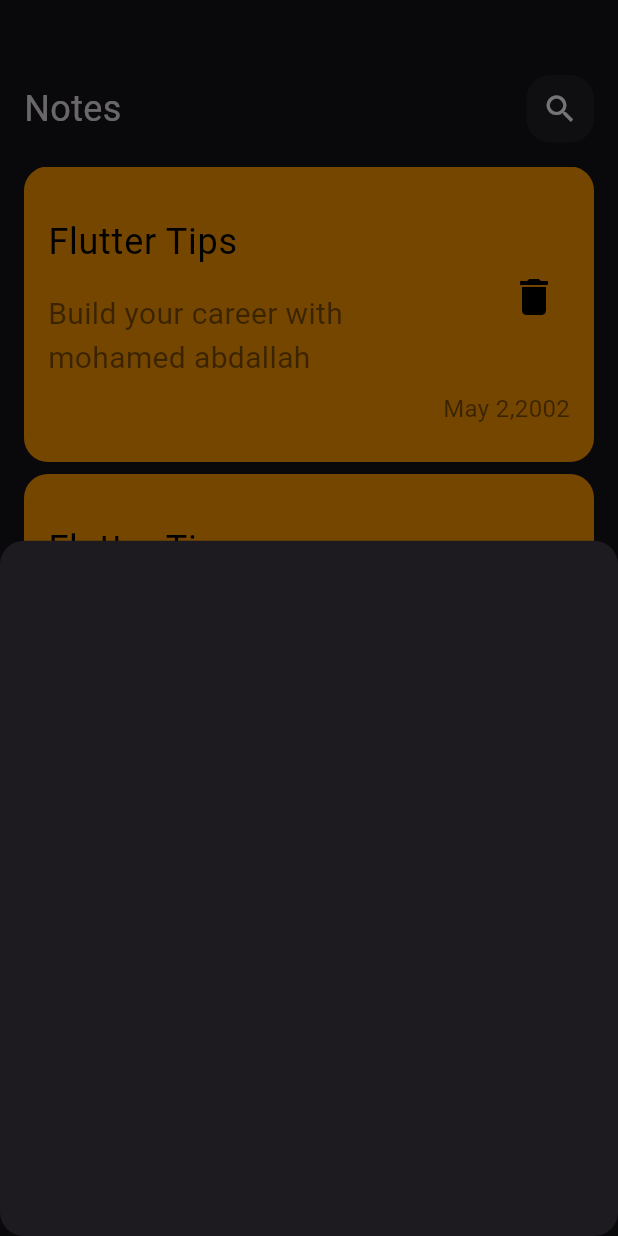
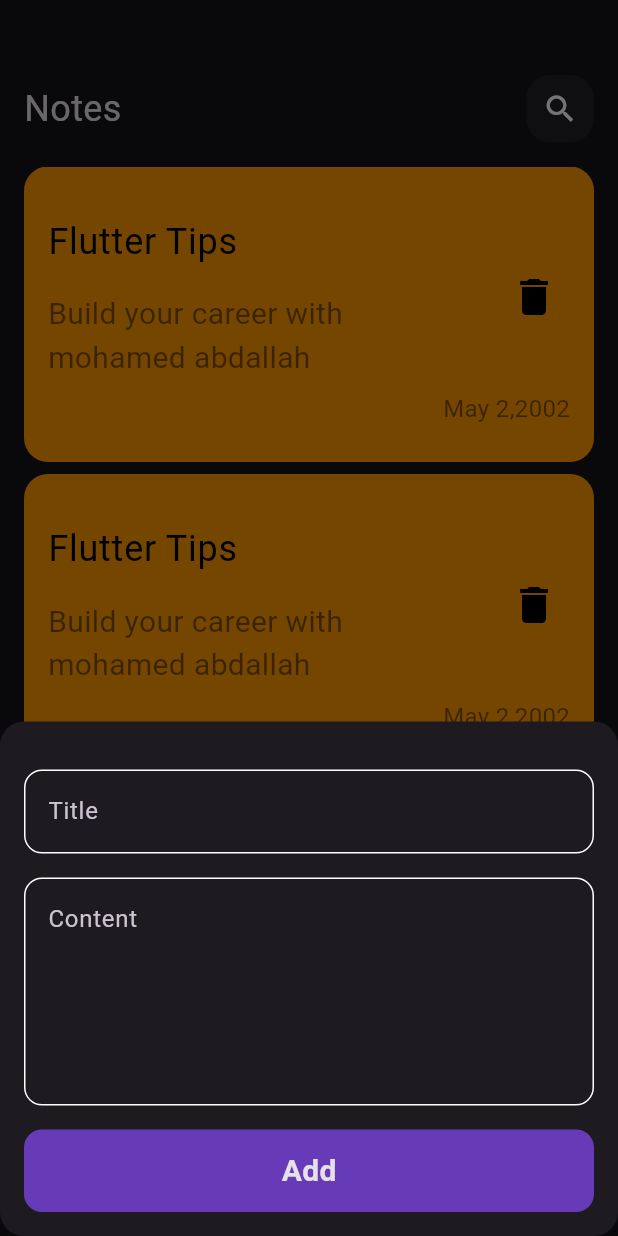
Before and after one commit to MohamedAbdallah2002/notes-app, a Flutter app: the screen it shows after launch, after a tap on the "add" icon, on a phone screen of 412 x 824 dp. Run offline on Flutter 3.47's test engine with Material 3 defaults, Android fonts, the phone set to English and light mode, and no system bars.

Commit message:
third commit

```diff
--- a/lib/widgets/add_note_bottom_sheet.dart
+++ b/lib/widgets/add_note_bottom_sheet.dart
@@ -1,10 +1,32 @@
 import 'package:flutter/material.dart';
+import 'package:notes_app/widgets/custom_button.dart';
+import 'package:notes_app/widgets/custom_text_field.dart';
 
 class AddNoteBottomSheet extends StatelessWidget {
   const AddNoteBottomSheet({super.key});
 
   @override
   Widget build(BuildContext context) {
-    return Container();
+    return Padding(
+      padding: const EdgeInsets.symmetric(horizontal: 16.0),
+      child: SingleChildScrollView(
+        child: Column(
+          children: [
+            SizedBox(height: 32),
+            CustomTextField(
+              hint: "Title",
+            ),
+            SizedBox(height: 16),
+            CustomTextField(
+              hint: "Content",
+              maxlines: 5,
+            ),
+            SizedBox(height: 16),
+            CustomButton(),
+            SizedBox(height: 16),
+          ],
+        ),
+      ),
+    );
   }
 }
--- /dev/null
+++ b/lib/widgets/build_border.dart
@@ -0,0 +1,8 @@
+ import 'package:flutter/material.dart';
+
+OutlineInputBorder buildBorder([color]) {
+    return OutlineInputBorder(
+        borderRadius: BorderRadius.circular(12),
+        borderSide: BorderSide(color:color?? Colors.deepPurple),
+      );
+  }
--- /dev/null
+++ b/lib/widgets/custom_button.dart
@@ -0,0 +1,22 @@
+
+import 'package:flutter/material.dart';
+
+class CustomButton extends StatelessWidget {
+  const CustomButton({super.key});
+
+  @override
+  Widget build(BuildContext context) {
+    return Container(
+      height: 55,
+      width: MediaQuery.of(context).size.width,
+      decoration: BoxDecoration(
+        borderRadius: BorderRadius.circular(12),
+        color: Colors.deepPurple,
+      ),
+      child: Center(child: Text("Add",style: TextStyle(
+        fontSize: 20,
+        fontWeight: FontWeight.bold
+      ),)),
+    );
+  }
+}
--- /dev/null
+++ b/lib/widgets/custom_text_field.dart
@@ -0,0 +1,25 @@
+
+import 'package:flutter/material.dart';
+import 'package:notes_app/widgets/build_border.dart';
+
+class CustomTextField extends StatelessWidget {
+  const CustomTextField({super.key, required this.hint,  this.maxlines=1});
+final String hint;
+final int maxlines;
+  @override
+  Widget build(BuildContext context) {
+    return TextField(
+      maxLines: maxlines,
+      cursorColor: Colors.deepPurple ,
+      decoration: InputDecoration(
+
+        hintText: hint,
+        border: buildBorder(),
+        enabledBorder: buildBorder(Colors.white),
+        focusedBorder: buildBorder(),
+      ),
+    );
+  }
+
+
+}
```
